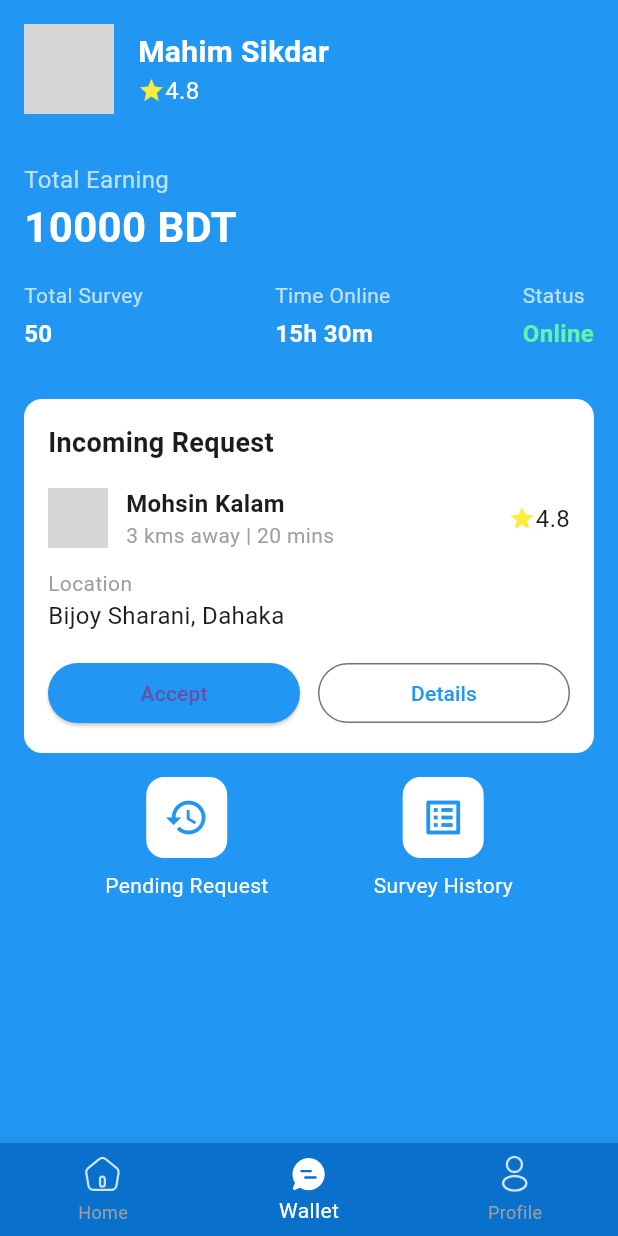
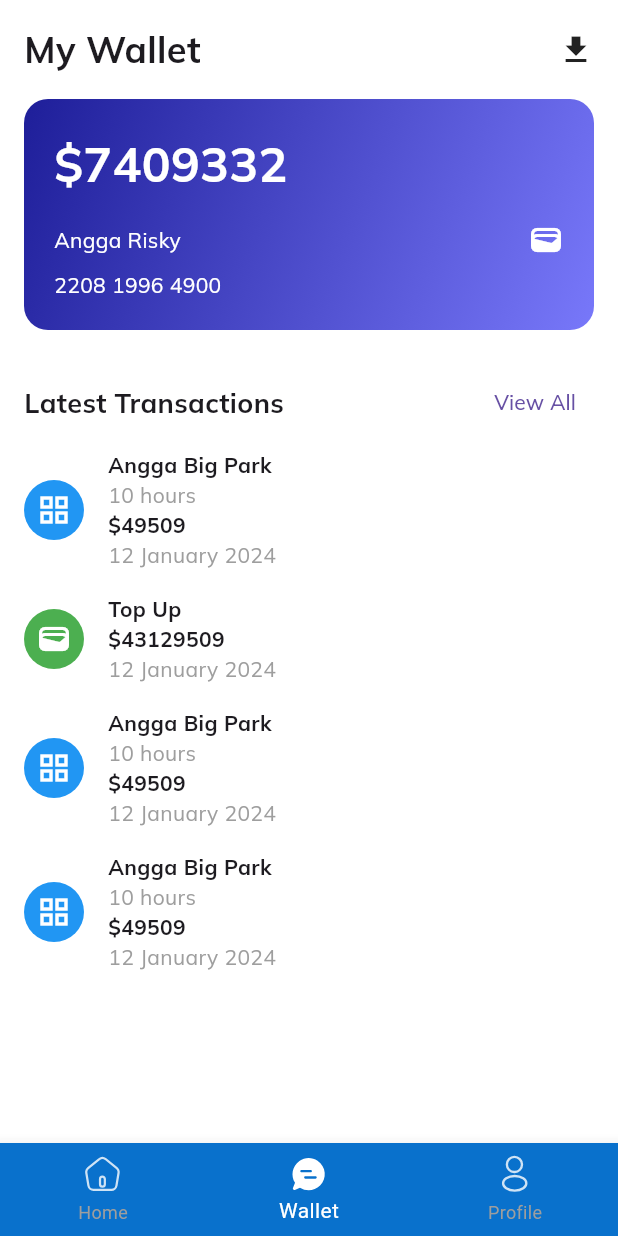
Before and after one commit to SadakatulShakil/Serveyor-App, a Flutter app: the DashBoardScreen screen opened directly, item 2 of the bottom bar chosen, on a phone screen of 412 x 824 dp. Run offline on Flutter 3.47's test engine with Material 3 defaults, Android fonts, the phone set to English and light mode, and no system bars; our stand-ins replace flutter_svg, get, google_fonts, shared_preferences; accounts and stored records are empty; grey boxes are pictures that could not be loaded.

Commit message:
wallet screen design done

```diff
--- a/lib/View/Screen/Dashboard/DashBoardScreen.dart
+++ b/lib/View/Screen/Dashboard/DashBoardScreen.dart
@@ -1,10 +1,10 @@
 import 'package:flutter/material.dart';
 import 'package:flutter_svg/flutter_svg.dart';
 import 'package:provider/provider.dart';
+import 'package:serveyor_app/View/Screen/Dashboard/Wallet/MyWalletScreen.dart';
 
 import 'HomeScreen.dart';
 import 'Profile/ProfileScreen.dart';
-import 'Wallet/WalletScreen.dart';
 
 class DashBoardScreen extends StatefulWidget {
   const DashBoardScreen({Key? key}) : super(key: key);
@@ -17,7 +17,7 @@ class _DashBoardScreenState extends State<DashBoardScreen> {
   int _selectedIndex = 0;
   static List<Widget> _screens = [
     HomeScreen(),
-    WalletScreen(),
+    MyWalletScreen(),
     ProfileScreen(false),
   ];
 
--- /dev/null
+++ b/lib/View/Screen/Dashboard/Wallet/MyWalletScreen.dart
@@ -0,0 +1,72 @@
+import 'package:flutter/material.dart';
+import 'package:google_fonts/google_fonts.dart';
+
+import 'Widgets/TransactionsList.dart';
+import 'Widgets/WalletCard.dart';
+
+class MyWalletScreen extends StatefulWidget {
+  @override
+  _MyWalletScreenState createState() => _MyWalletScreenState();
+}
+
+class _MyWalletScreenState extends State<MyWalletScreen> {
+  @override
+  Widget build(BuildContext context) {
+    return Scaffold(
+      backgroundColor: Colors.white,
+      body: SafeArea(
+        child: Padding(
+          padding: const EdgeInsets.all(16.0),
+          child: Column(
+            crossAxisAlignment: CrossAxisAlignment.start,
+            children: [
+              _buildHeader(),
+              SizedBox(height: 16),
+              WalletCard(
+                balance: 7409332,
+                name: "Angga Risky",
+                cardNumber: "2208 1996 4900",
+              ),
+              SizedBox(height: 24),
+              _buildLatestTransactions(),
+              Expanded(
+                child: TransactionsList(),
+              ),
+            ],
+          ),
+        ),
+      ),
+    );
+  }
+
+  Widget _buildHeader() {
+    return Row(
+      mainAxisAlignment: MainAxisAlignment.spaceBetween,
+      children: [
+        Text(
+          'My Wallet',
+          style: GoogleFonts.mulish(fontSize: 24, fontWeight: FontWeight.bold),
+        ),
+        Icon(Icons.download),
+      ],
+    );
+  }
+
+  Widget _buildLatestTransactions() {
+    return Row(
+      mainAxisAlignment: MainAxisAlignment.spaceBetween,
+      children: [
+        Text(
+          'Latest Transactions',
+          style: GoogleFonts.mulish(fontSize: 18, fontWeight: FontWeight.bold),
+        ),
+        TextButton(
+          onPressed: () {
+            // Handle view all
+          },
+          child: Text('View All', style: GoogleFonts.mulish(),),
+        ),
+      ],
+    );
+  }
+}
--- a/lib/View/Screen/Dashboard/Wallet/WalletScreen.dart
+++ /dev/null
@@ -1,224 +0,0 @@
-import 'package:flutter/material.dart';
-
-class WalletScreen extends StatefulWidget {
-  @override
-  _WalletScreenState createState() => _WalletScreenState();
-}
-
-class _WalletScreenState extends State<WalletScreen> {
-  // Example state variables
-  String userName = 'Mahim Sikdar';
-  double userRating = 4.8;
-  int totalEarning = 10000;
-  int totalSurvey = 50;
-  String timeOnline = '15h 30m';
-  String status = 'Online';
-
-  @override
-  Widget build(BuildContext context) {
-    return Scaffold(
-      body: Container(
-        color: Colors.blue,
-        child: SafeArea(
-          child: Column(
-            children: [
-              _buildProfileSection(),
-              _buildStatsSection(),
-              _buildIncomingRequestCard(),
-              _buildBottomButtons(),
-            ],
-          ),
-        ),
-      ),
-    );
-  }
-
-  Widget _buildProfileSection() {
-    return Padding(
-      padding: const EdgeInsets.all(16.0),
-      child: Row(
-        children: [
-          CircleAvatar(
-            radius: 30,
-            backgroundImage: AssetImage('assets/profile_image.jpg'),
-          ),
-          SizedBox(width: 16),
-          Column(
-            crossAxisAlignment: CrossAxisAlignment.start,
-            children: [
-              Text(
-                userName,
-                style: TextStyle(color: Colors.white, fontSize: 20, fontWeight: FontWeight.bold),
-              ),
-              Row(
-                children: [
-                  Icon(Icons.star, color: Colors.yellow, size: 18),
-                  Text(
-                    userRating.toString(),
-                    style: TextStyle(color: Colors.white, fontSize: 16),
-                  ),
-                ],
-              ),
-            ],
-          ),
-        ],
-      ),
-    );
-  }
-
-  Widget _buildStatsSection() {
-    return Padding(
-      padding: const EdgeInsets.all(16.0),
-      child: Column(
-        crossAxisAlignment: CrossAxisAlignment.start,
-        children: [
-          Text(
-            'Total Earning',
-            style: TextStyle(color: Colors.white70, fontSize: 16),
-          ),
-          Text(
-            '$totalEarning BDT',
-            style: TextStyle(color: Colors.white, fontSize: 28, fontWeight: FontWeight.bold),
-          ),
-          SizedBox(height: 16),
-          Row(
-            mainAxisAlignment: MainAxisAlignment.spaceBetween,
-            children: [
-              _buildStatItem('Total Survey', totalSurvey.toString()),
-              _buildStatItem('Time Online', timeOnline),
-              _buildStatItem('Status', status, isStatus: true),
-            ],
-          ),
-        ],
-      ),
-    );
-  }
-
-  Widget _buildStatItem(String label, String value, {bool isStatus = false}) {
-    return Column(
-      crossAxisAlignment: CrossAxisAlignment.start,
-      children: [
-        Text(label, style: TextStyle(color: Colors.white70, fontSize: 14)),
-        SizedBox(height: 4),
-        Text(
-          value,
-          style: TextStyle(
-            color: isStatus ? Colors.greenAccent : Colors.white,
-            fontSize: 16,
-            fontWeight: FontWeight.bold,
-          ),
-        ),
-      ],
-    );
-  }
-
-  Widget _buildIncomingRequestCard() {
-    return Container(
-      margin: EdgeInsets.all(16),
-      padding: EdgeInsets.all(16),
-      decoration: BoxDecoration(
-        color: Colors.white,
-        borderRadius: BorderRadius.circular(12),
-      ),
-      child: Column(
-        crossAxisAlignment: CrossAxisAlignment.start,
-        children: [
-          Text('Incoming Request', style: TextStyle(fontSize: 18, fontWeight: FontWeight.bold)),
-          SizedBox(height: 16),
-          Row(
-            children: [
-              CircleAvatar(
-                radius: 20,
-                backgroundImage: AssetImage('assets/mohsin_image.jpg'),
-              ),
-              SizedBox(width: 12),
-              Column(
-                crossAxisAlignment: CrossAxisAlignment.start,
-                children: [
-                  Text('Mohsin Kalam', style: TextStyle(fontSize: 16, fontWeight: FontWeight.bold)),
-                  Text('3 kms away | 20 mins', style: TextStyle(color: Colors.grey)),
-                ],
-              ),
-              Spacer(),
-              Icon(Icons.star, color: Colors.yellow, size: 18),
-              Text('4.8', style: TextStyle(fontSize: 16)),
-            ],
-          ),
-          SizedBox(height: 12),
-          Text('Location', style: TextStyle(color: Colors.grey)),
-          Text('Bijoy Sharani, Dahaka', style: TextStyle(fontSize: 16)),
-          SizedBox(height: 16),
-          Row(
-            children: [
-              Expanded(
-                child: ElevatedButton(
-                  onPressed: _handleAccept,
-                  child: Text('Accept'),
-                  style: ElevatedButton.styleFrom(primary: Colors.blue),
-                ),
-              ),
-              SizedBox(width: 12),
-              Expanded(
-                child: OutlinedButton(
-                  onPressed: _handleDetails,
-                  child: Text('Details'),
-                  style: OutlinedButton.styleFrom(primary: Colors.blue),
-                ),
-              ),
-            ],
-          ),
-        ],
-      ),
-    );
-  }
-
-  Widget _buildBottomButtons() {
-    return Row(
-      mainAxisAlignment: MainAxisAlignment.spaceEvenly,
-      children: [
-        _buildIconButton(Icons.history, 'Pending Request', _handlePendingRequest),
-        _buildIconButton(Icons.list_alt, 'Survey History', _handleSurveyHistory),
-      ],
-    );
-  }
-
-  Widget _buildIconButton(IconData icon, String label, VoidCallback onPressed) {
-    return GestureDetector(
-      onTap: onPressed,
-      child: Column(
-        children: [
-          Container(
-            padding: EdgeInsets.all(12),
-            decoration: BoxDecoration(
-              color: Colors.white,
-              borderRadius: BorderRadius.circular(12),
-            ),
-            child: Icon(icon, color: Colors.blue, size: 30),
-          ),
-          SizedBox(height: 8),
-          Text(label, style: TextStyle(color: Colors.white)),
-        ],
-      ),
-    );
-  }
-
-  // Example methods to handle user interactions
-  void _handleAccept() {
-    // Implement accept logic
-    setState(() {
-      totalSurvey++;
-    });
-  }
-
-  void _handleDetails() {
-    // Implement details logic
-  }
-
-  void _handlePendingRequest() {
-    // Implement pending request logic
-  }
-
-  void _handleSurveyHistory() {
-    // Implement survey history logic
-  }
-}
--- /dev/null
+++ b/lib/View/Screen/Dashboard/Wallet/Widgets/TransactionItem.dart
@@ -0,0 +1,73 @@
+import 'package:flutter/material.dart';
+import 'package:google_fonts/google_fonts.dart';
+
+class TransactionItem extends StatelessWidget {
+  final String title;
+  final double amount;
+  final DateTime date;
+  final Duration? duration;
+  final IconData icon;
+  final Color color;
+
+  const TransactionItem({
+    Key? key,
+    required this.title,
+    required this.amount,
+    required this.date,
+    this.duration,
+    required this.icon,
+    required this.color,
+  }) : super(key: key);
+
+  @override
+  Widget build(BuildContext context) {
+    return Padding(
+      padding: const EdgeInsets.symmetric(vertical: 8.0),
+      child: Row(
+        children: [
+          Container(
+            padding: EdgeInsets.all(8),
+            decoration: BoxDecoration(
+              color: color,
+              shape: BoxShape.circle,
+            ),
+            child: Icon(icon, color: Colors.white),
+          ),
+          SizedBox(width: 16),
+          Expanded(
+            child: Column(
+              crossAxisAlignment: CrossAxisAlignment.start,
+              children: [
+                Text(
+                  title,
+                  style: GoogleFonts.mulish(fontWeight: FontWeight.bold),
+                ),
+                if (duration != null)
+                  Text(
+                    '${duration!.inHours} hours',
+                    style: GoogleFonts.mulish(color: Colors.grey),
+                  ),
+                Text(
+                  '\$${amount.toStringAsFixed(0)}',
+                  style: GoogleFonts.mulish(fontWeight: FontWeight.bold),
+                ),
+                Text(
+                  '${date.day} ${_getMonth(date.month)} ${date.year}',
+                  style: GoogleFonts.mulish(color: Colors.grey),
+                ),
+              ],
+            ),
+          ),
+        ],
+      ),
+    );
+  }
+
+  String _getMonth(int month) {
+    const months = [
+      'January', 'February', 'March', 'April', 'May', 'June',
+      'July', 'August', 'September', 'October', 'November', 'December'
+    ];
+    return months[month - 1];
+  }
+}
--- /dev/null
+++ b/lib/View/Screen/Dashboard/Wallet/Widgets/TransactionsList.dart
@@ -0,0 +1,44 @@
+import 'package:flutter/material.dart';
+
+import 'TransactionItem.dart';
+
+class TransactionsList extends StatelessWidget {
+  @override
+  Widget build(BuildContext context) {
+    return ListView(
+      children: [
+        TransactionItem(
+          title: "Angga Big Park",
+          amount: 49509,
+          date: DateTime(2024, 1, 12),
+          duration: Duration(hours: 10),
+          icon: Icons.grid_view,
+          color: Colors.blue,
+        ),
+        TransactionItem(
+          title: "Top Up",
+          amount: 43129509,
+          date: DateTime(2024, 1, 12),
+          icon: Icons.wallet,
+          color: Colors.green,
+        ),
+        TransactionItem(
+          title: "Angga Big Park",
+          amount: 49509,
+          date: DateTime(2024, 1, 12),
+          duration: Duration(hours: 10),
+          icon: Icons.grid_view,
+          color: Colors.blue,
+        ),
+        TransactionItem(
+          title: "Angga Big Park",
+          amount: 49509,
+          date: DateTime(2024, 1, 12),
+          duration: Duration(hours: 10),
+          icon: Icons.grid_view,
+          color: Colors.blue,
+        ),
+      ],
+    );
+  }
+}
--- /dev/null
+++ b/lib/View/Screen/Dashboard/Wallet/Widgets/WalletCard.dart
@@ -0,0 +1,62 @@
+import 'package:flutter/material.dart';
+import 'package:google_fonts/google_fonts.dart';
+
+class WalletCard extends StatelessWidget {
+  final double balance;
+  final String name;
+  final String cardNumber;
+
+  const WalletCard({
+    Key? key,
+    required this.balance,
+    required this.name,
+    required this.cardNumber,
+  }) : super(key: key);
+
+  @override
+  Widget build(BuildContext context) {
+    return Container(
+      padding: EdgeInsets.all(20),
+      decoration: BoxDecoration(
+        gradient: LinearGradient(
+          begin: Alignment.topLeft,
+          end: Alignment.bottomRight,
+          colors: [
+            Color(0xFF1E1E99),  // Dark blue
+            Color(0xFF7878FA),  // Light purple
+          ],
+        ),
+        borderRadius: BorderRadius.circular(16),
+      ),
+      child: Column(
+        crossAxisAlignment: CrossAxisAlignment.start,
+        children: [
+          Text(
+            '\$${balance.toStringAsFixed(0)}',
+            style: GoogleFonts.mulish(
+              color: Colors.white,
+              fontSize: 32,
+              fontWeight: FontWeight.bold,
+            ),
+          ),
+          SizedBox(height: 16),
+          Row(
+            mainAxisAlignment: MainAxisAlignment.spaceBetween,
+            children: [
+              Text(
+                name,
+                style: GoogleFonts.mulish(color: Colors.white),
+              ),
+              Icon(Icons.wallet, color: Colors.white),
+            ],
+          ),
+          SizedBox(height: 8),
+          Text(
+            cardNumber,
+            style: GoogleFonts.mulish(color: Colors.white),
+          ),
+        ],
+      ),
+    );
+  }
+}
--- a/lib/View/Screen/SurveyPages/ClaimInsurance/ClaimInsuranceScreen.dart
+++ b/lib/View/Screen/SurveyPages/ClaimInsurance/ClaimInsuranceScreen.dart
@@ -59,7 +59,7 @@ class _ClaimInsuranceFormState extends State<ClaimInsuranceForm> {
           icon: Icon(Icons.arrow_back, color: Colors.black),
           onPressed: _currentStep == 0 ? () => Navigator.of(context).pop() : _previousStep,
         ),
-        title: Text('Step ${_currentStep + 1}/3: New Claim', style: TextStyle(color: Colors.black)),
+        title: Text('Step ${_currentStep + 1}/3: New Claim', style: GoogleFonts.mulish(color: Colors.black)),
         backgroundColor: Colors.transparent,
         elevation: 0,
       ),
--- a/lib/View/Screen/SurveyPages/ClaimInsurance/Widgets/claim_information_step.dart
+++ b/lib/View/Screen/SurveyPages/ClaimInsurance/Widgets/claim_information_step.dart
@@ -1,5 +1,6 @@
 import 'package:flutter/material.dart';
 import 'package:intl/intl.dart';
+import 'package:google_fonts/google_fonts.dart';
 
 import '../Models/claim_data.dart';
 
@@ -33,7 +34,7 @@ class _ClaimInformationStepState extends State<ClaimInformationStep> {
       child: Column(
         crossAxisAlignment: CrossAxisAlignment.start,
         children: [
-          Text('Claim information', style: TextStyle(fontSize: 24, fontWeight: FontWeight.bold)),
+          Text('Claim information', style: GoogleFonts.mulish(fontSize: 24, fontWeight: FontWeight.bold)),
           SizedBox(height: 20),
           _buildDropdownField('Policy information', _policyController),
           SizedBox(height: 16),
@@ -57,7 +58,7 @@ class _ClaimInformationStepState extends State<ClaimInformationStep> {
     return TextField(
       controller: controller,
       decoration: InputDecoration(
-        labelText: label,
+        labelText: label, labelStyle: GoogleFonts.mulish(),
         border: OutlineInputBorder(borderRadius: BorderRadius.circular(8)),
         suffixIcon: Icon(Icons.arrow_drop_down),
       ),
@@ -73,7 +74,7 @@ class _ClaimInformationStepState extends State<ClaimInformationStep> {
       controller: controller,
       maxLines: maxLines,
       decoration: InputDecoration(
-        labelText: label,
+        labelText: label,labelStyle: GoogleFonts.mulish(),
         border: OutlineInputBorder(borderRadius: BorderRadius.circular(8)),
         suffixIcon: icon != null ? Icon(icon) : null,
       ),
@@ -99,7 +100,7 @@ class _ClaimInformationStepState extends State<ClaimInformationStep> {
         }
       },
       decoration: InputDecoration(
-        labelText: label,
+        labelText: label,labelStyle: GoogleFonts.mulish(),
         border: OutlineInputBorder(borderRadius: BorderRadius.circular(8)),
         suffixIcon: Icon(Icons.calendar_today),
       ),
@@ -125,7 +126,7 @@ class _ClaimInformationStepState extends State<ClaimInformationStep> {
         }
       },
       decoration: InputDecoration(
-        labelText: label,
+        labelText: label,labelStyle: GoogleFonts.mulish(),
         border: OutlineInputBorder(borderRadius: BorderRadius.circular(8)),
         suffixIcon: Icon(Icons.access_time),
       ),
--- a/lib/View/Screen/SurveyPages/ClaimInsurance/Widgets/personal_information_step.dart
+++ b/lib/View/Screen/SurveyPages/ClaimInsurance/Widgets/personal_information_step.dart
@@ -1,4 +1,5 @@
 import 'package:flutter/material.dart';
+import 'package:google_fonts/google_fonts.dart';
 
 import '../Models/claim_data.dart';
 
@@ -32,7 +33,7 @@ class _PersonalInformationStepState extends State<PersonalInformationStep> {
       child: Column(
         crossAxisAlignment: CrossAxisAlignment.start,
         children: [
-          Text('Personal Information', style: TextStyle(fontSize: 24, fontWeight: FontWeight.bold)),
+          Text('Personal Information', style: GoogleFonts.mulish(fontSize: 24, fontWeight: FontWeight.bold)),
           SizedBox(height: 20),
           _buildInputField('Name', _nameController),
           SizedBox(height: 16),
@@ -48,7 +49,7 @@ class _PersonalInformationStepState extends State<PersonalInformationStep> {
     return TextField(
       controller: controller,
       decoration: InputDecoration(
-        labelText: label,
+        labelText: label,labelStyle: GoogleFonts.mulish(),
         border: OutlineInputBorder(borderRadius: BorderRadius.circular(8)),
       ),
       onChanged: (_) => _updateClaimData(),
--- a/lib/View/Screen/SurveyPages/ClaimInsurance/Widgets/review_step.dart
+++ b/lib/View/Screen/SurveyPages/ClaimInsurance/Widgets/review_step.dart
@@ -1,6 +1,6 @@
 import 'package:flutter/material.dart';
 import 'package:intl/intl.dart';
-
+import 'package:google_fonts/google_fonts.dart';
 import '../Models/claim_data.dart';
 
 class ReviewStep extends StatelessWidget {
@@ -15,7 +15,7 @@ class ReviewStep extends StatelessWidget {
       child: Column(
         crossAxisAlignment: CrossAxisAlignment.start,
         children: [
-          Text('Review Information', style: TextStyle(fontSize: 24, fontWeight: FontWeight.bold)),
+          Text('Review Information', style: GoogleFonts.mulish(fontSize: 24, fontWeight: FontWeight.bold)),
           SizedBox(height: 20),
           _buildReviewItem('Policy Information', claimData.policyInformation),
           _buildReviewItem('Location', claimData.location),
@@ -36,7 +36,7 @@ class ReviewStep extends StatelessWidget {
       child: Column(
         crossAxisAlignment: CrossAxisAlignment.start,
         children: [
-          Text(label, style: TextStyle(fontWeight: FontWeight.bold)),
+          Text(label, style: GoogleFonts.mulish(fontWeight: FontWeight.bold)),
           SizedBox(height: 4),
           Text(value),
         ],
```
